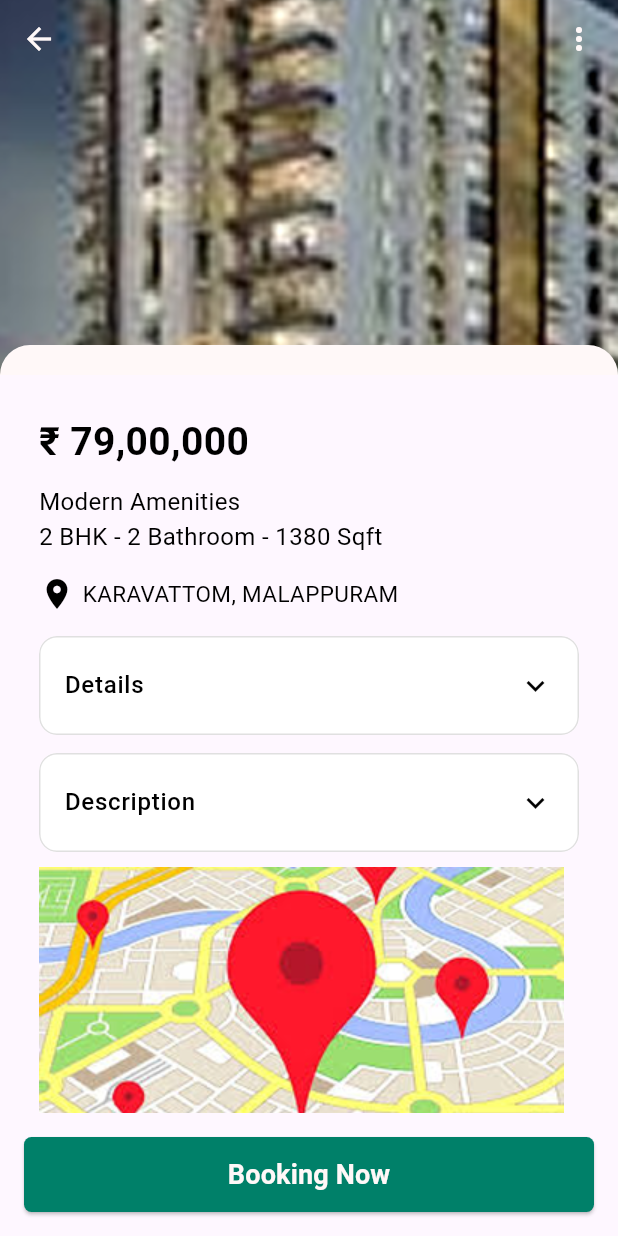
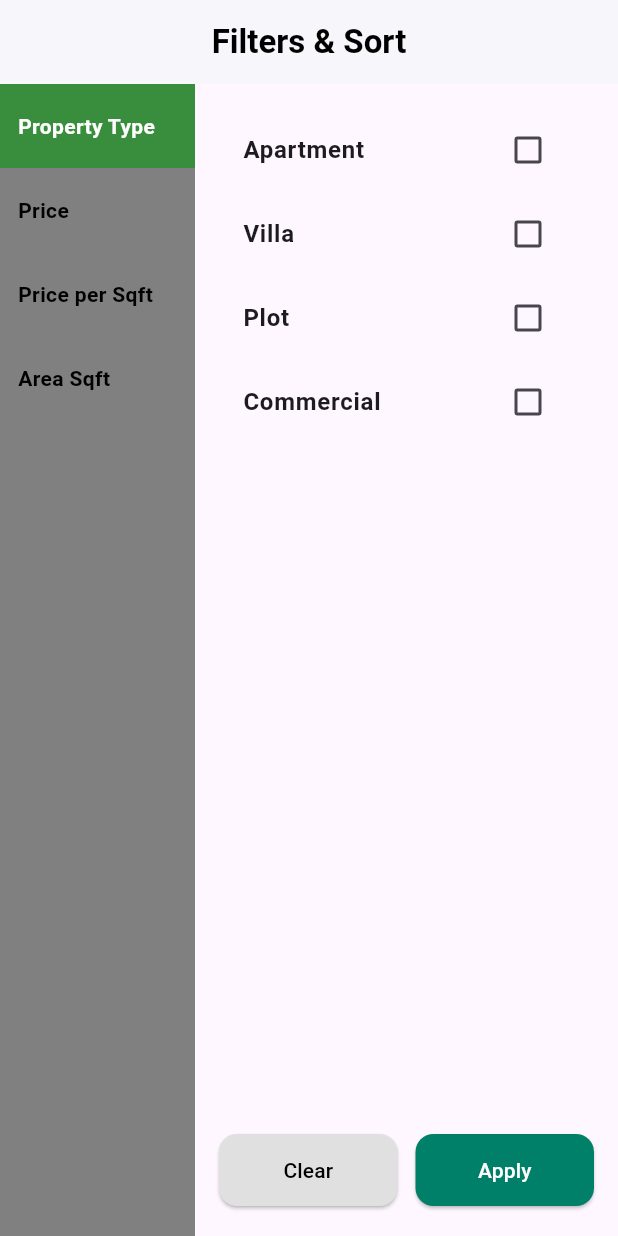
Before and after one commit to fthmnida551-star/property_managment, a Flutter app: the screen it shows after launch, on a phone screen of 412 x 824 dp. Run offline on Flutter 3.47's test engine with Material 3 defaults, Android fonts, the phone set to English and light mode, and no system bars; our stand-ins replace flutter_screenutil, flutter_svg.

Commit message:
login, filter pages

```diff
--- a/lib/main.dart
+++ b/lib/main.dart
@@ -1,6 +1,8 @@
 import 'package:flutter/material.dart';
 import 'package:flutter_screenutil/flutter_screenutil.dart';
 import 'package:property_managment/presentation/adduser-screen.dart';
+import 'package:property_managment/presentation/auth/filter.dart';
+import 'package:property_managment/presentation/auth/login.dart';
 import 'package:property_managment/presentation/propertydetails/propertydetails.dart';
 import 'package:property_managment/widget/bottom_navigation_bar.dart';
 
@@ -22,7 +24,7 @@ class MyApp extends StatelessWidget {
       splitScreenMode: true,
       builder: (context, child) {
         return MaterialApp(
-        home:PropertydetailsScreen(),
+        home: FilterSortPage  (),
         debugShowCheckedModeBanner: false,
         );
       },
--- a/lib/presentation/auth/filter.dart
+++ b/lib/presentation/auth/filter.dart
@@ -0,0 +1,222 @@
+import 'package:flutter/material.dart';
+import 'package:property_managment/core/theme/app_colors.dart';
+
+class FilterSortPage extends StatefulWidget {
+  const FilterSortPage({super.key});
+
+  @override
+  State<FilterSortPage> createState() => _FilterSortPageState();
+}
+
+class _FilterSortPageState extends State<FilterSortPage> {
+  int selectedIndex = 0;
+  RangeValues priceRange = const RangeValues(1000, 10000);
+  RangeValues sqftRange = const RangeValues(500, 5000);
+
+  Map<String, bool> propertyTypes = {
+    'Apartment': false,
+    'Villa': false,
+    'Plot': false,
+    'Commercial': false,
+  };
+
+  @override
+  Widget build(BuildContext context) {
+    return Scaffold(
+      appBar: AppBar(
+        title: const Text(
+          "Filters & Sort",
+          style: TextStyle(fontWeight: FontWeight.bold),
+        ),
+        centerTitle: true,
+        backgroundColor: AppColors.white,
+        elevation: 1,
+        foregroundColor:AppColors.black,
+      ),
+      body: SafeArea( // ✅ Prevents bottom overflow
+        child: Row(
+          children: [
+            // Left Side Menu
+            Container(
+              width: 130,
+              color:AppColors.greyColor,
+              child: ListView(
+                children: [
+                  buildMenuItem("Property Type", 0),
+                  buildMenuItem("Price", 1),
+                  buildMenuItem("Price per Sqft", 2),
+                  buildMenuItem("Area Sqft", 3),
+                ],
+              ),
+            ),
+
+            // Right Side Content
+            Expanded(
+              child: Column(
+                children: [
+                  Expanded(
+                    child: Padding(
+                      padding: const EdgeInsets.all(16),
+                      child: getFilterContent(),
+                    ),
+                  ),
+
+                  // Buttons Section
+                  Padding(
+                    padding: const EdgeInsets.only(
+                        left: 16, right: 16, bottom: 20, top: 10), // ✅ Space above nav bar
+                    child: Row(
+                      mainAxisAlignment: MainAxisAlignment.spaceEvenly,
+                      children: [
+                        Expanded(
+                          child: ElevatedButton(
+                            onPressed: () {
+                              setState(() {
+                                propertyTypes.updateAll((key, value) => false);
+                                priceRange = const RangeValues(1000, 10000);
+                                sqftRange = const RangeValues(500, 5000);
+                              });
+                            },
+                            style: ElevatedButton.styleFrom(
+                              backgroundColor: Colors.grey.shade300,
+                              shape: RoundedRectangleBorder(
+                                borderRadius: BorderRadius.circular(12),
+                              ),
+                              minimumSize: const Size(double.infinity, 48),
+                            ),
+                            child: const Text(
+                              "Clear",
+                              style: TextStyle(color: Colors.black),
+                            ),
+                          ),
+                        ),
+                        const SizedBox(width: 12),
+                        Expanded(
+                          child: ElevatedButton(
+                            onPressed: () {
+                              Navigator.pop(context);
+                            },
+                            style: ElevatedButton.styleFrom(
+                              backgroundColor: AppColors.greenColor,
+                              shape: RoundedRectangleBorder(
+                                borderRadius: BorderRadius.circular(12),
+                              ),
+                              minimumSize: const Size(double.infinity, 48),
+                            ),
+                            child: const Text(
+                              "Apply",
+                              style: TextStyle(color: AppColors.white),
+                            ),
+                          ),
+                        ),
+                      ],
+                    ),
+                  ),
+                ],
+              ),
+            ),
+          ],
+        ),
+      ),
+    );
+  }
+
+  Widget buildMenuItem(String title, int index) {
+    bool selected = selectedIndex == index;
+    return InkWell(
+      onTap: () => setState(() => selectedIndex = index),
+      child: Container(
+        color: selected ? Colors.green.shade700 : Colors.transparent,
+        padding: const EdgeInsets.symmetric(vertical: 18, horizontal: 12),
+        child: Text(
+          title,
+          style: TextStyle(
+            color: selected ?AppColors.white :AppColors.black,
+            fontWeight: FontWeight.w600,
+          ),
+        ),
+      ),
+    );
+  }
+
+  Widget getFilterContent() {
+    switch (selectedIndex) {
+      case 0:
+        return ListView(
+          children: propertyTypes.keys.map((type) {
+            return CheckboxListTile(
+              title: Text(
+                type,
+                style: const TextStyle(fontSize: 16, fontWeight: FontWeight.w600),
+              ),
+              value: propertyTypes[type],
+              onChanged: (value) {
+                setState(() {
+                  propertyTypes[type] = value!;
+                });
+              },
+            );
+          }).toList(),
+        );
+
+      case 1:
+        return Column(
+          crossAxisAlignment: CrossAxisAlignment.start,
+          children: [
+            const Text("Select Price Range (₹)",
+                style: TextStyle(fontSize: 16, fontWeight: FontWeight.bold)),
+            RangeSlider(
+              values: priceRange,
+              min: 1000,
+              max: 10000,
+              divisions: 10,
+              labels: RangeLabels(
+                "₹${priceRange.start.toInt()}",
+                "₹${priceRange.end.toInt()}+",
+              ),
+              onChanged: (values) {
+                setState(() {
+                  priceRange = values;
+                });
+              },
+            ),
+          ],
+        );
+
+      case 2:
+        return const Center(
+          child: Text(
+            "Price per Sqft filter coming soon...",
+            style: TextStyle(fontSize: 16),
+          ),
+        );
+
+      case 3:
+        return Column(
+          crossAxisAlignment: CrossAxisAlignment.start,
+          children: [
+            const Text("Choose a range below (sq ft)",
+                style: TextStyle(fontSize: 16, fontWeight: FontWeight.bold)),
+            RangeSlider(
+              values: sqftRange,
+              min: 500,
+              max: 10000,
+              divisions: 10,
+              labels: RangeLabels(
+                sqftRange.start.toInt().toString(),
+                "${sqftRange.end.toInt()}+",
+              ),
+              onChanged: (values) {
+                setState(() {
+                  sqftRange = values;
+                });
+              },
+            ),
+          ],
+        );
+
+      default:
+        return const SizedBox();
+    }
+  }
+}
--- a/pubspec.yaml
+++ b/pubspec.yaml
@@ -65,6 +65,7 @@ flutter:
     - assets/properties/
     - assets/svg/
     - assets/propertydetails/
+    - assets/auth/
 
 
   # An image asset can refer to one or more resolution-specific "variants", see
```
